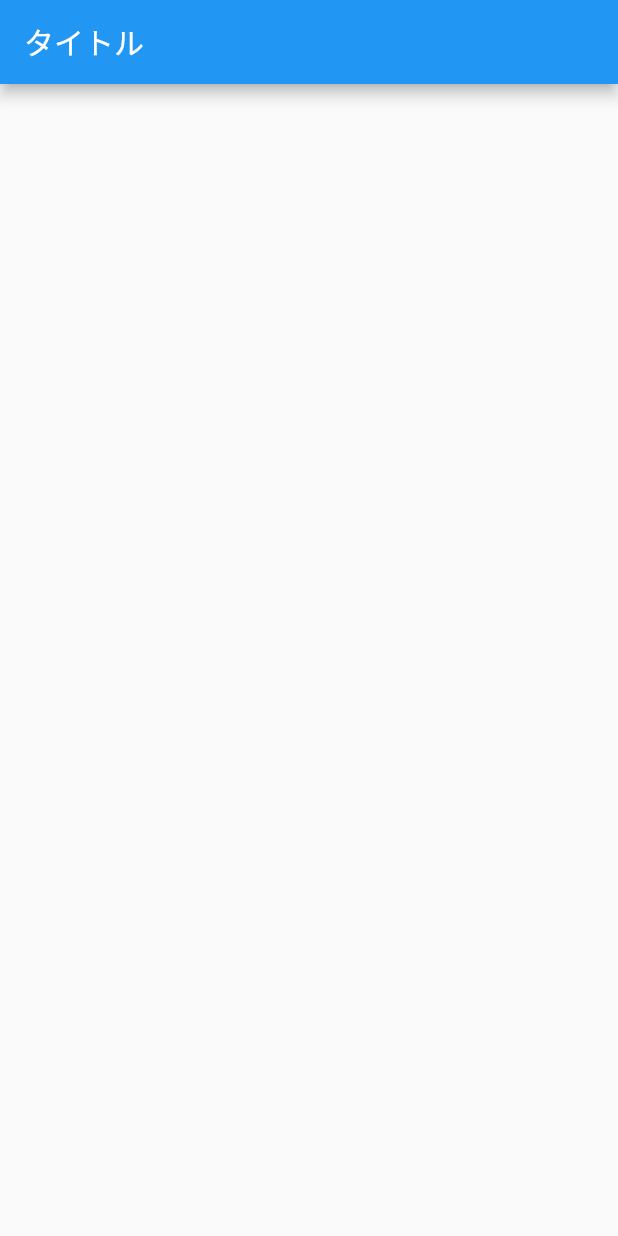
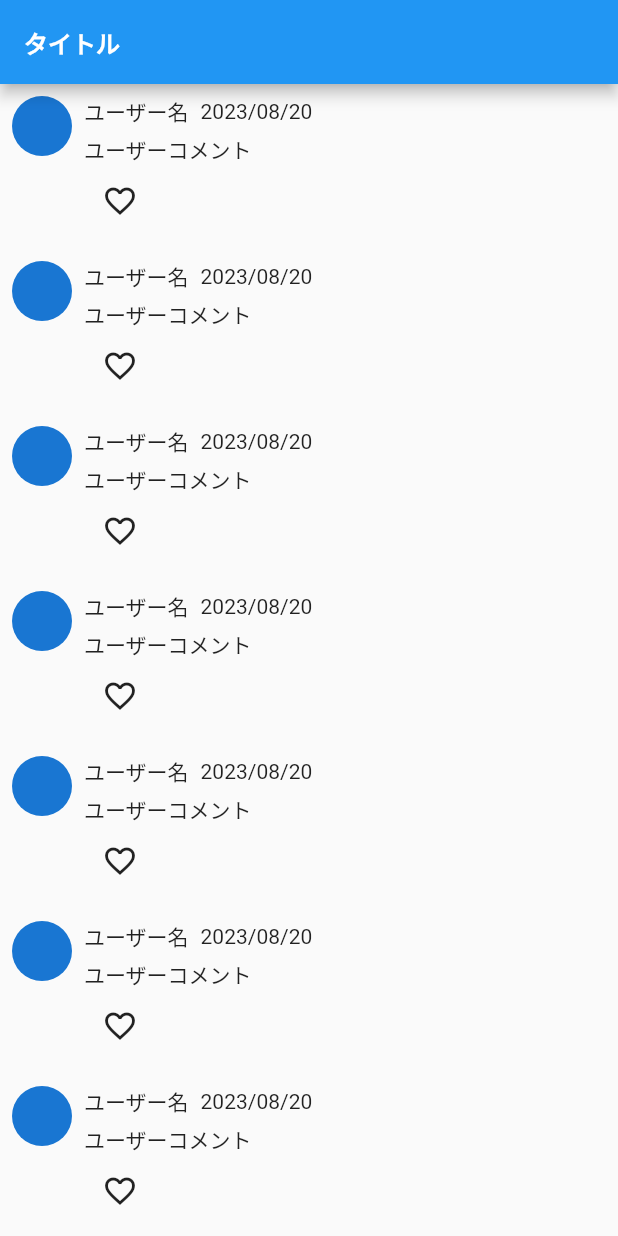
Before and after one commit to foo7print/sandbox-flutter-textbook, a Flutter app: the screen it shows after launch, on a phone screen of 412 x 824 dp. Run offline on Flutter 3.47's test engine with Material 2 defaults, Android fonts, the light colour scheme and no system bars.

Commit message:
TwitterUIの作成

```diff
--- a/lib/main.dart
+++ b/lib/main.dart
@@ -2,7 +2,7 @@ import 'package:flutter/material.dart';
 
 void main() {
   runApp(
-    MyApp(),
+    const MyApp(),
   );
 }
 
@@ -14,9 +14,71 @@ class MyApp extends StatelessWidget {
     return MaterialApp(
       home: Scaffold(
         appBar: AppBar(
-          title: Text('タイトル'),
+          title: const Text(
+            'タイトル',
+            style: TextStyle(
+              fontWeight: FontWeight.bold,
+              fontSize: 16,
+            ),
+          ),
+        ),
+        body: SingleChildScrollView(
+          child: Column(
+            children: const [
+              TweetTile(),
+              TweetTile(),
+              TweetTile(),
+              TweetTile(),
+              TweetTile(),
+              TweetTile(),
+              TweetTile(),
+              TweetTile(),
+              TweetTile(),
+              TweetTile(),
+            ],
+          ),
         ),
       ),
     );
   }
 }
+
+class TweetTile extends StatelessWidget {
+  const TweetTile({
+    super.key,
+  });
+
+  @override
+  Widget build(BuildContext context) {
+    return Padding(
+      padding: const EdgeInsets.all(8.0),
+      child: Row(
+        crossAxisAlignment: CrossAxisAlignment.start,
+        children: [
+          const CircleAvatar(
+            // backgroundImage: NetworkImage('画像のパス'),
+          ),
+          const SizedBox(width: 8),
+          Column(
+            crossAxisAlignment: CrossAxisAlignment.start,
+            children: [
+              Row(
+                children: const [
+                  Text('ユーザー名'),
+                  SizedBox(width: 8),
+                  Text('2023/08/20'),
+                ]
+              ),
+              const SizedBox(height: 4,),
+              const Text('ユーザーコメント'),
+              IconButton(
+                onPressed: () {},
+                icon: const Icon(Icons.favorite_border),
+              )
+            ],
+          ),
+        ],
+      ),
+    );
+  }
+}
```
